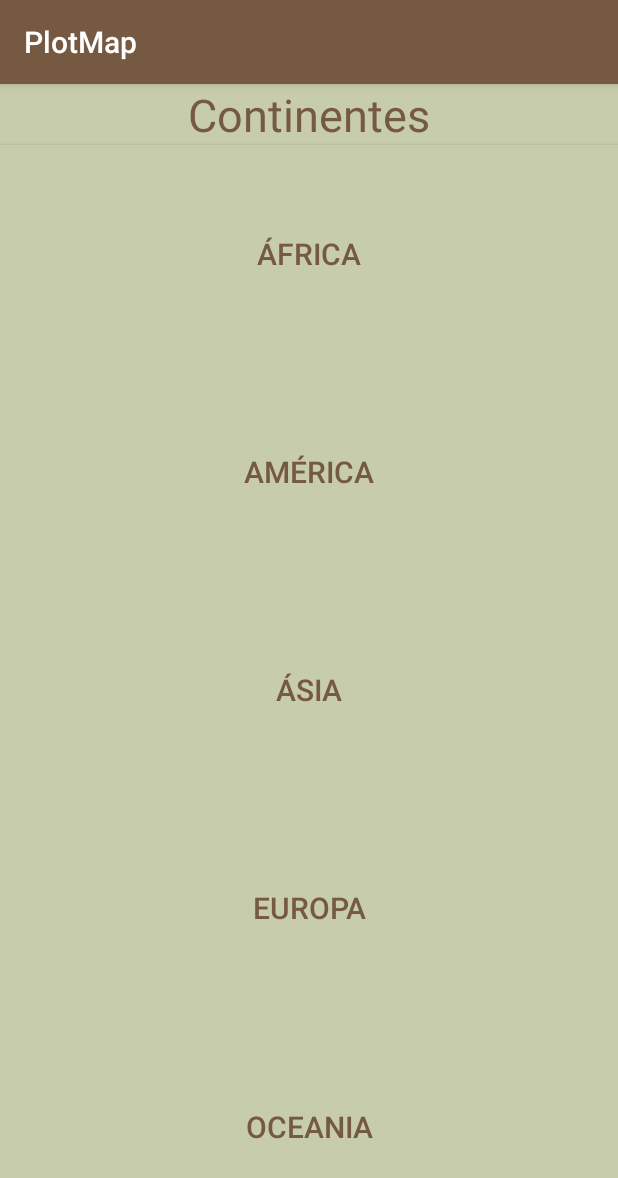
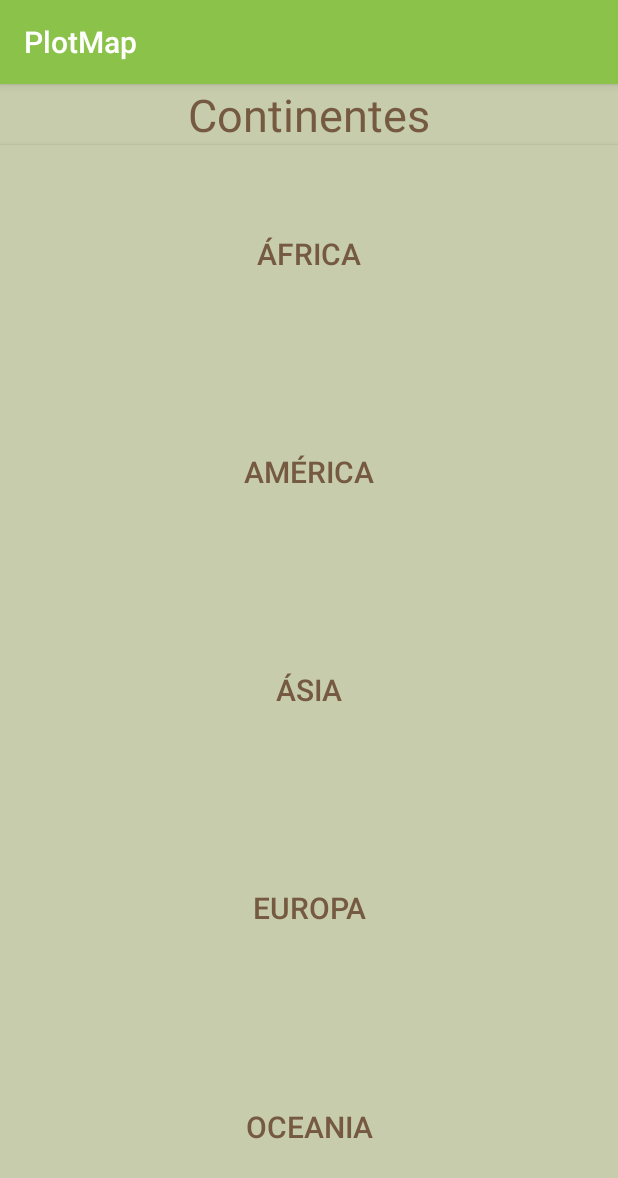
Before and after one commit to PeMatias/PlotMap, an Android app: the screen it shows after launch (PainelActivity), on a phone screen of 412 x 824 dp. Shown: the top 1178 px of the screen. Run offline under Robolectric (Android 15) with nearby library versions, the phone set to English and light mode, and no system bars.

```diff
--- a/app/src/main/res/values/colors.xml
+++ b/app/src/main/res/values/colors.xml
@@ -1,9 +1,13 @@
 <?xml version="1.0" encoding="utf-8"?>
 <resources>
-    <color name="colorPrimary">#008577</color>
-    <color name="colorPrimaryDark">#00574B</color>
-    <color name="colorAccent">#755941</color>
+    <color name="colorPrimary">#8BC34A</color>
+    <color name="colorPrimaryDark">#689F38</color>
+    <color name="colorAccent">#CDDC39</color>
     <color name="foreground">#755941</color>
     <color name="background">#C7CDAC</color>
+    <color name="primaryText">#212121</color>
+    <color name="ligthPrimaryColor">#DCEDC8</color>
+
+
 
 </resources>
--- a/app/src/main/res/values/styles.xml
+++ b/app/src/main/res/values/styles.xml
@@ -3,8 +3,8 @@
     <!-- Base application theme. -->
     <style name="AppTheme" parent="Theme.AppCompat.Light.DarkActionBar">
         <!-- Customize your theme here. -->
-        <item name="colorPrimary">@color/foreground</item>
-        <item name="colorPrimaryDark">@color/background</item>
+        <item name="colorPrimary">@color/colorPrimary</item>
+        <item name="colorPrimaryDark">@color/colorPrimaryDark</item>
         <item name="colorAccent">@color/colorAccent</item>
     </style>
 
```
